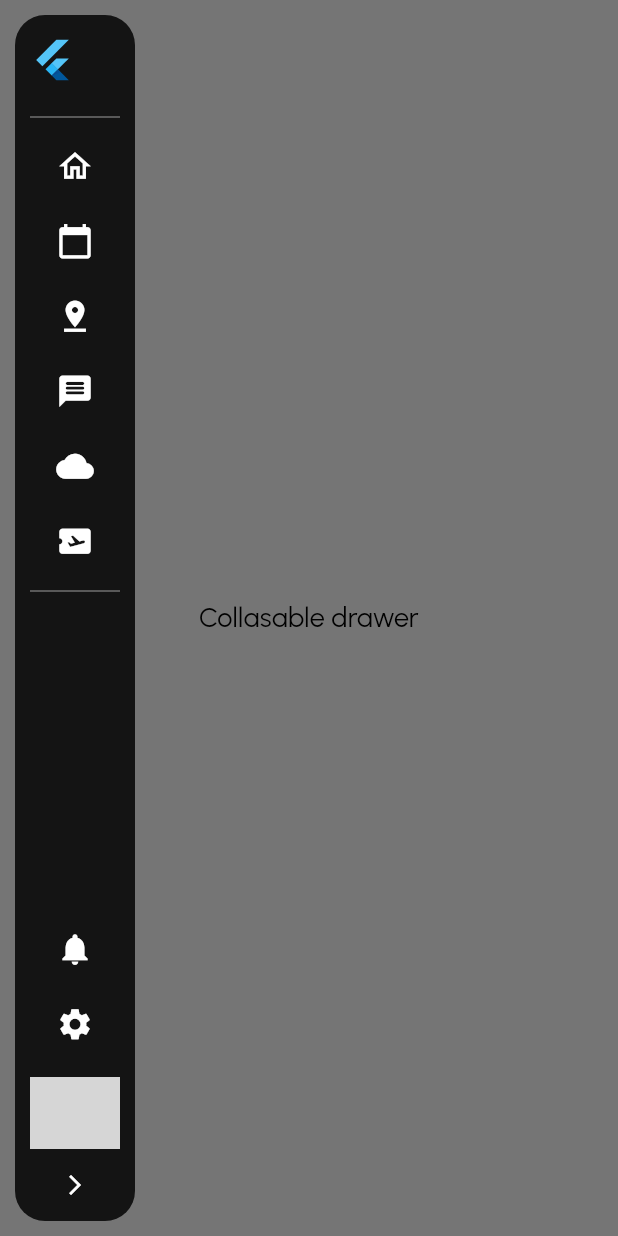
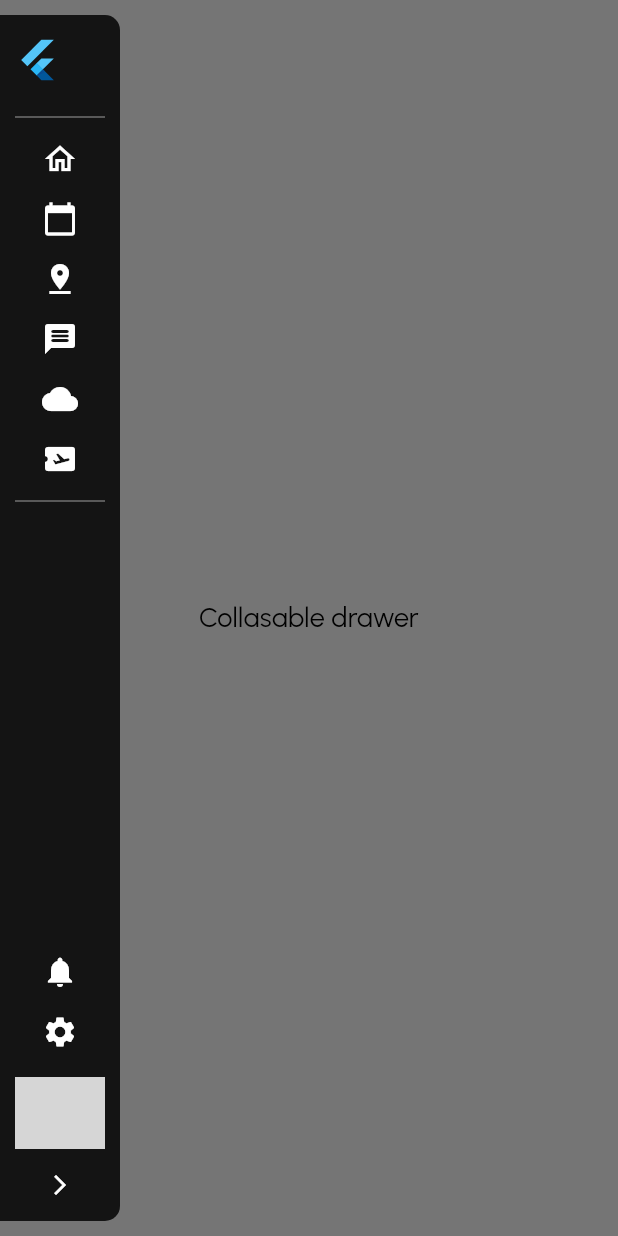
Before and after one commit to BenjaminMahmic/collapsible_drawer, a Flutter app: the screen it shows after launch, with the side drawer open, on a phone screen of 412 x 824 dp. Run offline on Flutter 3.47's test engine with Material 2 defaults, Android fonts, the phone set to English and light mode, and no system bars; grey boxes are pictures that could not be loaded.

Commit message:
some changes

```diff
--- a/lib/components/drawer/custom_drawer.dart
+++ b/lib/components/drawer/custom_drawer.dart
@@ -24,11 +24,13 @@ class _CustomDrawerState extends State<CustomDrawer> {
         curve: Curves.easeInOutCubic,
         duration: const Duration(milliseconds: 500),
         width: _isCollapsed ? 300 : 80,
-        height: double.infinity,
-        margin: const EdgeInsets.all(10),
-        decoration: BoxDecoration(
-          borderRadius: BorderRadius.circular(20),
-          color: const Color.fromRGBO(20, 20, 20, 1),
+        margin: const EdgeInsets.only(bottom: 10, top: 10),
+        decoration: const BoxDecoration(
+          borderRadius: BorderRadius.only(
+            bottomRight: Radius.circular(10),
+            topRight: Radius.circular(10),
+          ),
+          color: Color.fromRGBO(20, 20, 20, 1),
         ),
         child: Padding(
           padding: const EdgeInsets.symmetric(horizontal: 10),
--- a/lib/components/drawer/custom_list_tile.dart
+++ b/lib/components/drawer/custom_list_tile.dart
@@ -24,14 +24,13 @@ class CustomListTile extends StatelessWidget {
       child: AnimatedContainer(
         duration: const Duration(milliseconds: 500),
         width: isCollapsed ? 300 : 80,
-        height: 50,
+        height: 40,
         child: Row(
           children: [
             Expanded(
               child: Icon(
                 icon,
                 color: Colors.white,
-                size: 25,
               ),
             ),
             if (isCollapsed) const SizedBox(width: 10),
@@ -46,7 +45,6 @@ class CustomListTile extends StatelessWidget {
                         title,
                         style: const TextStyle(
                           color: Colors.white,
-                          fontSize: 16,
                         ),
                         maxLines: 1,
                         overflow: TextOverflow.clip,
@@ -57,8 +55,8 @@ class CustomListTile extends StatelessWidget {
                         flex: 2,
                         child: Container(
                           margin: const EdgeInsets.only(left: 10),
-                          width: 25,
-                          height: 25,
+                          width: 20,
+                          height: 20,
                           decoration: BoxDecoration(
                             borderRadius: BorderRadius.circular(20),
                             color: Colors.purple[200],
@@ -86,7 +84,7 @@ class CustomListTile extends StatelessWidget {
                         icon: Icon(
                           doHaveMoreOptions,
                           color: Colors.white,
-                          size: 15,
+                          size: 12,
                         ),
                         onPressed: () {},
                       )
```
